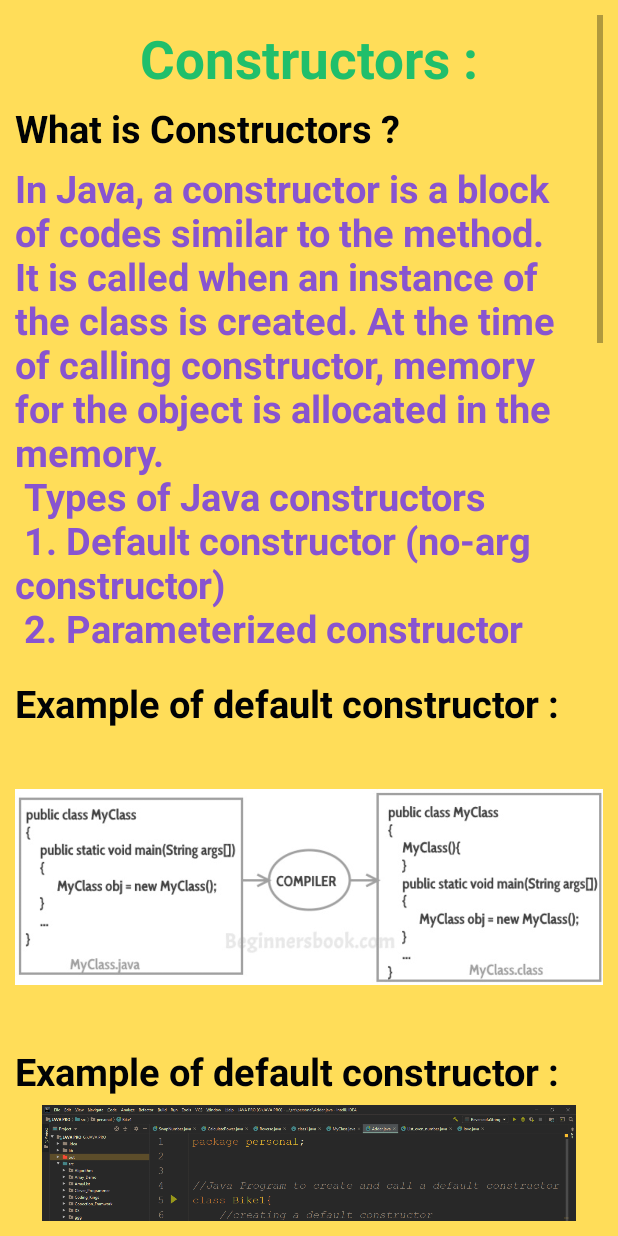
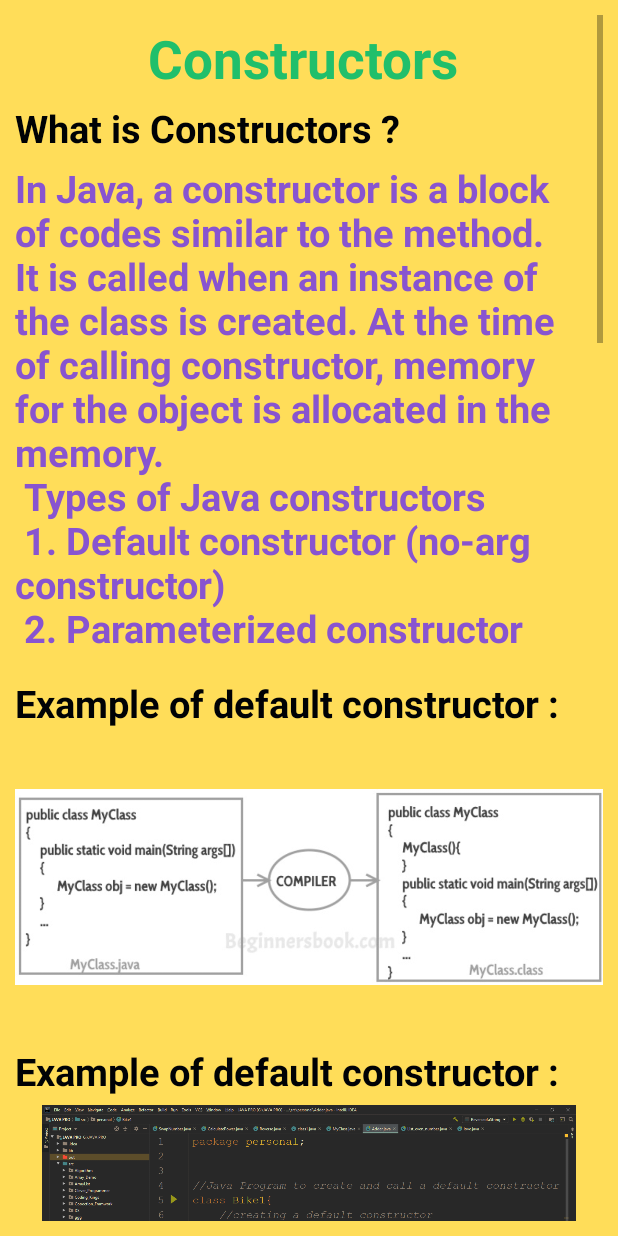
Before and after one commit to ramimhossain12/Java-Online-Book, an Android app: the ConstarActivity screen opened directly, with no data from a screen before it, on a phone screen of 412 x 824 dp. Run offline under Robolectric (Android 15) with nearby library versions, the phone set to English and light mode, and no system bars; plain views replace ZoomInImageView.

Commit message:
some file edit and gradle problem solve

```diff
--- a/app/src/main/res/layout/activity_abstraction.xml
+++ b/app/src/main/res/layout/activity_abstraction.xml
@@ -22,7 +22,7 @@
             <TextView
                 android:layout_width="match_parent"
                 android:layout_height="wrap_content"
-                android:text="Abstraction :"
+                android:text="Abstraction"
                 android:textColor="#1B1464"
                 android:textSize="35sp"
                 android:textStyle="bold"
--- a/app/src/main/res/layout/activity_constar.xml
+++ b/app/src/main/res/layout/activity_constar.xml
@@ -29,7 +29,7 @@
                 <TextView
                     android:layout_width="match_parent"
                     android:layout_height="wrap_content"
-                    android:text="Constructors :"
+                    android:text="Constructors "
                     android:textColor="#20bf6b"
                     android:gravity="center"
                     android:textSize="35sp"
```
Also changed, not shown: 1 other file.
